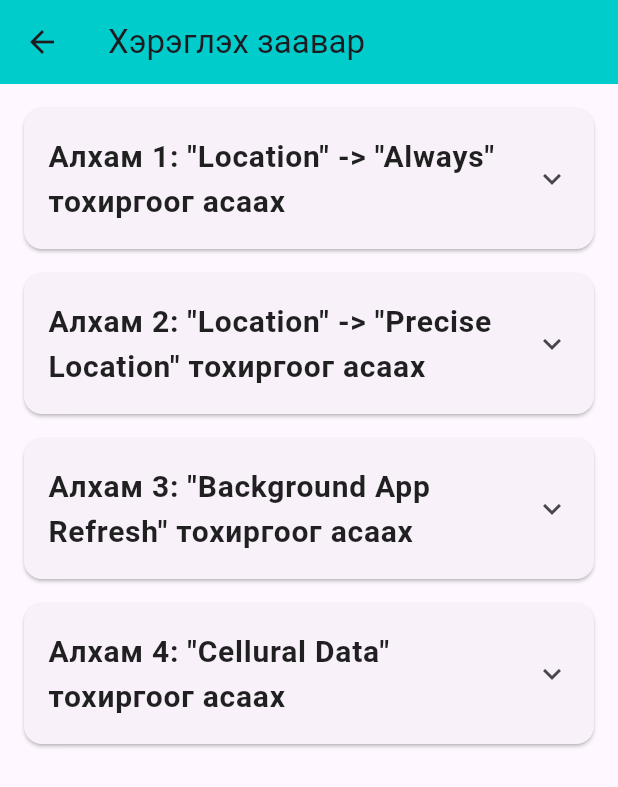
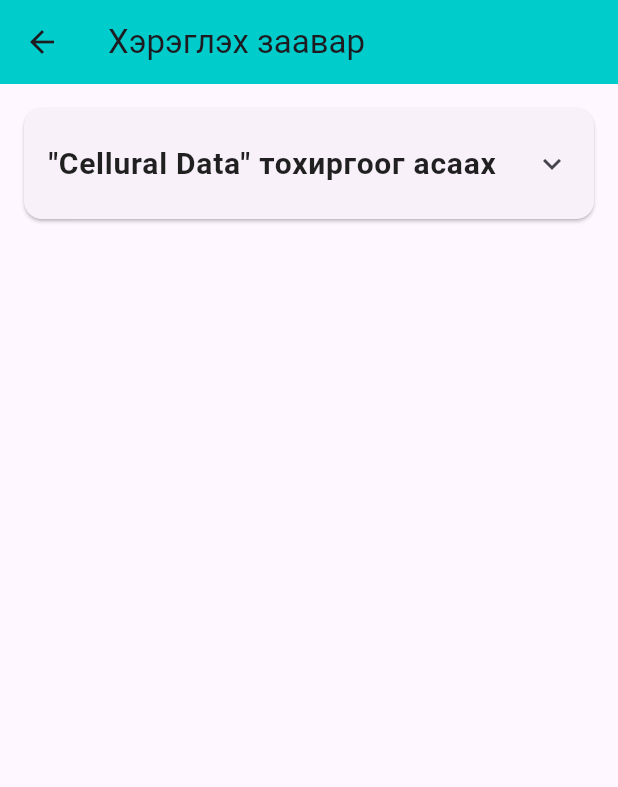
Before and after one commit to batsaikhan50/medsoftDoctorApp, a Flutter app: the GuideScreen screen opened directly, on a phone screen of 412 x 824 dp. Shown: the top 787 px of the screen. Run offline on Flutter 3.47's test engine with Material 3 defaults, Android fonts, the phone set to English and light mode, and no system bars; our stand-ins replace flutter_local_notifications, keyboard_actions, shared_preferences, webview_flutter; missing offline and left inert: flutter_app_badger; accounts and stored records are empty; network calls fail.

Commit message:
guide fix

```diff
--- a/lib/guide.dart
+++ b/lib/guide.dart
@@ -4,20 +4,20 @@ class GuideScreen extends StatelessWidget {
   const GuideScreen({super.key});
 
   final List<Map<String, String>> guideSteps = const [
+    // {
+    //   'caption': 'Алхам 1: "Location" -> "Always" тохиргоог асаах',
+    //   'asset': 'assets/guide/always.png',
+    // },
+    // {
+    //   'caption': 'Алхам 2: "Location" -> "Precise Location" тохиргоог асаах',
+    //   'asset': 'assets/guide/precise.png',
+    // },
+    // {
+    //   'caption': 'Алхам 3: "Background App Refresh" тохиргоог асаах',
+    //   'asset': 'assets/guide/background.png',
+    // },
     {
-      'caption': 'Алхам 1: "Location" -> "Always" тохиргоог асаах',
-      'asset': 'assets/guide/always.png',
-    },
-    {
-      'caption': 'Алхам 2: "Location" -> "Precise Location" тохиргоог асаах',
-      'asset': 'assets/guide/precise.png',
-    },
-    {
-      'caption': 'Алхам 3: "Background App Refresh" тохиргоог асаах',
-      'asset': 'assets/guide/background.png',
-    },
-    {
-      'caption': 'Алхам 4: "Cellural Data" тохиргоог асаах',
+      'caption': '"Cellural Data" тохиргоог асаах',
       'asset': 'assets/guide/celluralData.png',
     },
   ];
--- a/pubspec.yaml
+++ b/pubspec.yaml
@@ -75,9 +75,9 @@ flutter:
     - assets/icon/doctor_logo_login.png
     - assets/icon/ambulanceCar.png
     - assets/icon/userWithPhone.png
-    - assets/guide/always.png
-    - assets/guide/precise.png
-    - assets/guide/background.png
+    # - assets/guide/always.png
+    # - assets/guide/precise.png
+    # - assets/guide/background.png
     - assets/guide/celluralData.png
 
   # An image asset can refer to one or more resolution-specific "variants", see
```
Also changed, not shown: assets/guide/always.png (deleted), assets/guide/background.png (deleted), assets/guide/celluralData.PNG, assets/guide/precise.png (deleted).
